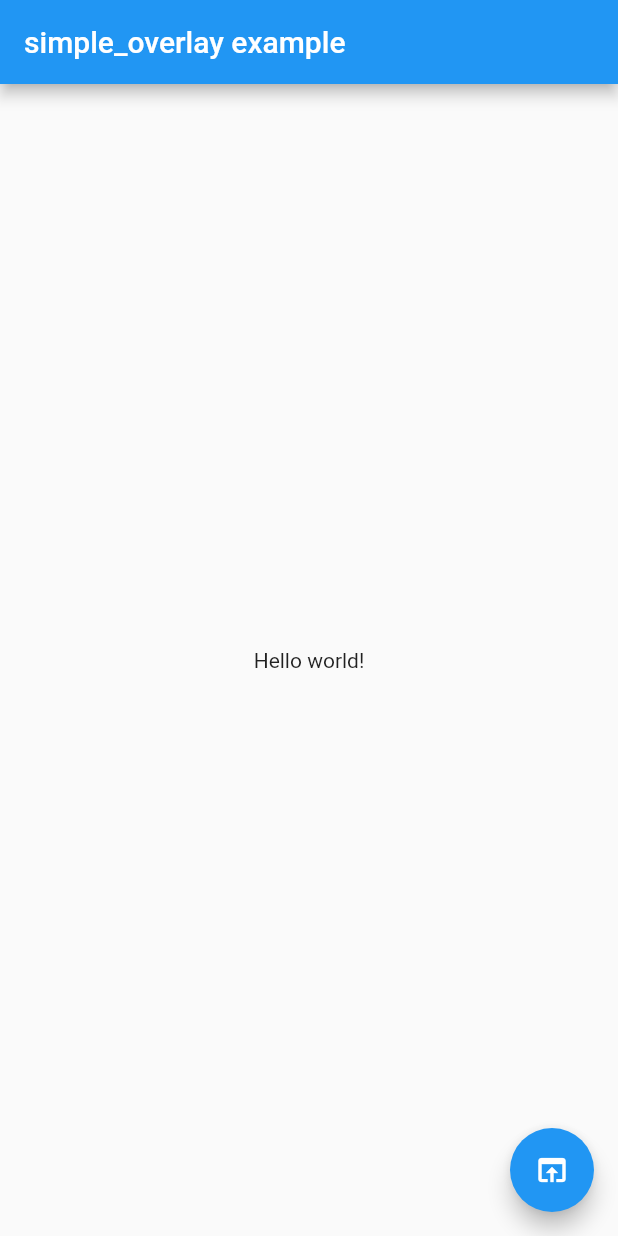
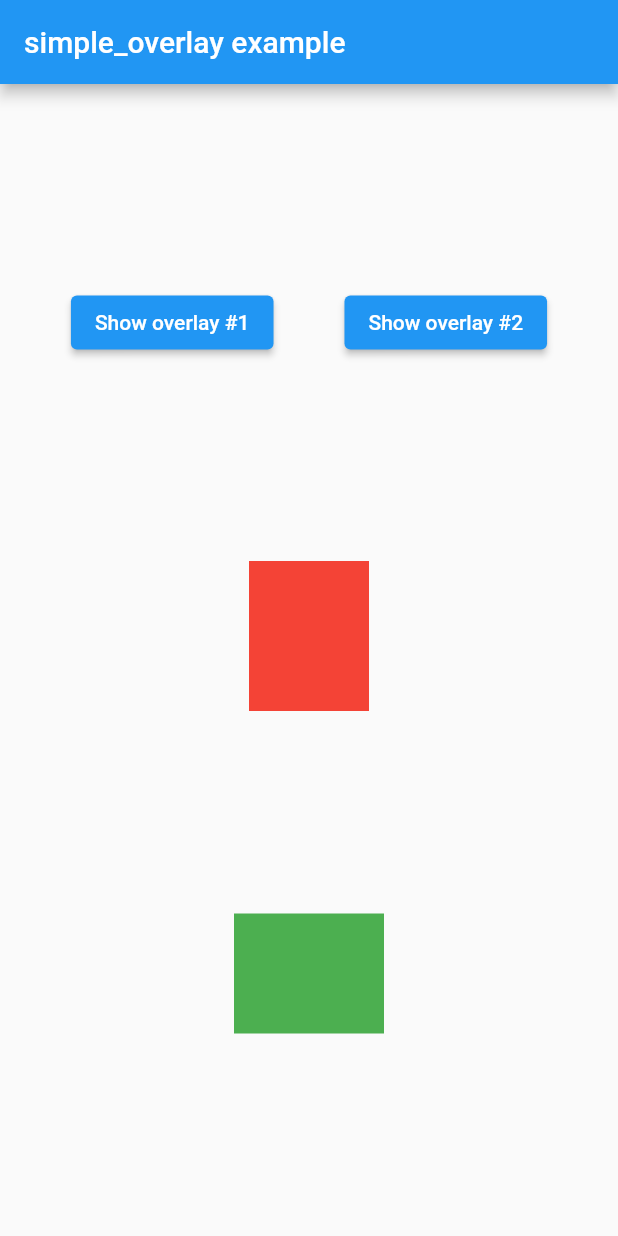
Before and after one commit to eduardoazvd17/simple_overlay, a Flutter app: the screen it shows after launch, on a phone screen of 412 x 824 dp. Run offline on Flutter 3.47's test engine with Material 2 defaults, Android fonts, the phone set to English and light mode, and no system bars.

Commit message:
Adding dispose to avoid duplicated overlays

```diff
--- a/example/lib/main.dart
+++ b/example/lib/main.dart
@@ -2,55 +2,97 @@ import 'package:flutter/material.dart';
 import 'package:simple_overlay/simple_overlay.dart';
 
 void main() {
-  runApp(const App());
-}
-
-class App extends StatelessWidget {
-  const App({Key? key}) : super(key: key);
-
-  @override
-  Widget build(BuildContext context) {
-    return MaterialApp(home: HomePage());
-  }
+  runApp(MaterialApp(home: HomePage()));
 }
 
 class HomePage extends StatelessWidget {
   HomePage({Key? key}) : super(key: key);
-  final overlayController = SimpleOverlayController();
+  final overlayController1 = SimpleOverlayController();
+  final overlayController2 = SimpleOverlayController();
 
   @override
   Widget build(BuildContext context) {
     return Scaffold(
       appBar: AppBar(title: const Text('simple_overlay example')),
-      body: Center(
-        child: SimpleOverlayWidget(
-          context: context,
-          controller: overlayController,
-          hideOnTapOutside: false,
-          position: SimpleOverlayPosition(top: 0, right: 0),
-          overlayWidget: _overlayWidget,
-          child: const Text('Hello world!'),
-        ),
-      ),
-      floatingActionButton: FloatingActionButton(
-        onPressed: overlayController.show,
-        child: const Icon(Icons.open_in_browser),
+      body: Column(
+        mainAxisAlignment: MainAxisAlignment.spaceEvenly,
+        crossAxisAlignment: CrossAxisAlignment.center,
+        children: [
+          Row(
+            mainAxisAlignment: MainAxisAlignment.spaceEvenly,
+            children: [
+              ElevatedButton(
+                onPressed: overlayController1.show,
+                child: const Text('Show overlay #1'),
+              ),
+              ElevatedButton(
+                onPressed: overlayController2.show,
+                child: const Text('Show overlay #2'),
+              ),
+            ],
+          ),
+          SimpleOverlayWidget(
+            context: context,
+            controller: overlayController1,
+            hideOnTapOutside: false,
+            position: SimpleOverlayPosition.topLeft(),
+            overlayWidget: _overlayWidget1,
+            child: Container(
+              height: 100,
+              width: 80,
+              color: Colors.red,
+            ),
+          ),
+          SimpleOverlayWidget(
+            context: context,
+            controller: overlayController2,
+            hideOnTapOutside: false,
+            position: SimpleOverlayPosition.topRight(),
+            overlayWidget: _overlayWidget2,
+            child: Container(
+              height: 80,
+              width: 100,
+              color: Colors.green,
+            ),
+          ),
+        ],
       ),
     );
   }
 
-  Widget get _overlayWidget {
+  Widget get _overlayWidget1 {
     return Card(
       elevation: 8.0,
       child: Padding(
         padding: const EdgeInsets.all(10),
         child: Row(
           children: [
-            const Text('simple_overlay'),
+            const Text('Overlay #1'),
             Padding(
               padding: const EdgeInsets.all(5.0),
               child: InkWell(
-                onTap: overlayController.hide,
+                onTap: overlayController1.hide,
+                child: const Icon(Icons.close),
+              ),
+            ),
+          ],
+        ),
+      ),
+    );
+  }
+
+  Widget get _overlayWidget2 {
+    return Card(
+      elevation: 8.0,
+      child: Padding(
+        padding: const EdgeInsets.all(10),
+        child: Row(
+          children: [
+            const Text('Overlay #2'),
+            Padding(
+              padding: const EdgeInsets.all(5.0),
+              child: InkWell(
+                onTap: overlayController2.hide,
                 child: const Icon(Icons.close),
               ),
             ),
--- a/lib/models/simple_overlay_position.dart
+++ b/lib/models/simple_overlay_position.dart
@@ -10,4 +10,58 @@ class SimpleOverlayPosition {
     this.right,
     this.bottom,
   });
+
+  factory SimpleOverlayPosition.topLeft({
+    double? top,
+    double? left,
+  }) {
+    return SimpleOverlayPosition(
+      top: top ?? 0,
+      left: left ?? 0,
+    );
+  }
+
+  factory SimpleOverlayPosition.topRight({
+    double? top,
+    double? right,
+  }) {
+    return SimpleOverlayPosition(
+      top: top ?? 0,
+      right: right ?? 0,
+    );
+  }
+
+  factory SimpleOverlayPosition.bottomLeft({
+    double? bottom,
+    double? left,
+  }) {
+    return SimpleOverlayPosition(
+      bottom: bottom ?? 0,
+      left: left ?? 0,
+    );
+  }
+
+  factory SimpleOverlayPosition.bottomRight({
+    double? bottom,
+    double? right,
+  }) {
+    return SimpleOverlayPosition(
+      bottom: bottom ?? 0,
+      right: right ?? 0,
+    );
+  }
+
+  factory SimpleOverlayPosition.custom({
+    double? top,
+    double? left,
+    double? right,
+    double? bottom,
+  }) {
+    return SimpleOverlayPosition(
+      top: top,
+      left: left,
+      right: right,
+      bottom: bottom,
+    );
+  }
 }
--- a/lib/widgets/simple_overlay_widget.dart
+++ b/lib/widgets/simple_overlay_widget.dart
@@ -3,11 +3,11 @@ import 'package:simple_overlay/controllers/simple_overlay_controller.dart';
 
 import '../models/simple_overlay_position.dart';
 
-class SimpleOverlayWidget extends StatelessWidget {
+class SimpleOverlayWidget extends StatefulWidget {
   final BuildContext context;
   final SimpleOverlayController controller;
   final Widget child;
-  final SimpleOverlayPosition? position;
+  final SimpleOverlayPosition position;
   final Widget overlayWidget;
   final bool hideOnTapOutside;
 
@@ -16,23 +16,28 @@ class SimpleOverlayWidget extends StatelessWidget {
     required this.context,
     required this.controller,
     required this.child,
-    this.position,
+    required this.position,
     required this.overlayWidget,
     this.hideOnTapOutside = false,
   });
 
   @override
+  State<SimpleOverlayWidget> createState() => _SimpleOverlayWidgetState();
+}
+
+class _SimpleOverlayWidgetState extends State<SimpleOverlayWidget> {
+  @override
   Widget build(BuildContext context) {
     WidgetsBinding.instance.addPostFrameCallback((_) {
-      OverlayState? state = _buildOverlayState(context);
-      OverlayEntry? entry = _buildOverlayEntry(
+      OverlayState state = _buildOverlayState(context);
+      OverlayEntry entry = _buildOverlayEntry(
         context: context,
-        overlayWidget: overlayWidget,
-        hideOnTapOutside: hideOnTapOutside,
+        overlayWidget: widget.overlayWidget,
+        hideOnTapOutside: widget.hideOnTapOutside,
       );
 
-      controller.state.addListener(() {
-        if (controller.state.value) {
+      widget.controller.state.addListener(() {
+        if (widget.controller.state.value) {
           _showOverlay(state, entry);
         } else {
           _hideOverlay(entry);
@@ -40,15 +45,15 @@ class SimpleOverlayWidget extends StatelessWidget {
       });
     });
 
-    return child;
+    return widget.child;
   }
 
-  void _showOverlay(OverlayState? state, OverlayEntry? entry) {
-    if (state != null && entry != null) state.insert(entry);
+  void _showOverlay(OverlayState state, OverlayEntry entry) {
+    state.insert(entry);
   }
 
-  void _hideOverlay(OverlayEntry? entry) {
-    if (entry != null) entry.remove();
+  void _hideOverlay(OverlayEntry entry) {
+    entry.remove();
   }
 
   OverlayState _buildOverlayState(BuildContext context) {
@@ -60,8 +65,7 @@ class SimpleOverlayWidget extends StatelessWidget {
     required Widget overlayWidget,
     required bool hideOnTapOutside,
   }) {
-    final RenderBox? renderBox = (context.findRenderObject() ??
-        this.context.findRenderObject()) as RenderBox?;
+    final RenderBox? renderBox = context.findRenderObject() as RenderBox?;
     assert(renderBox != null);
 
     final Size size = renderBox!.size;
@@ -71,25 +75,31 @@ class SimpleOverlayWidget extends StatelessWidget {
       return Stack(
         children: [
           GestureDetector(
-            onTap: hideOnTapOutside ? () => controller.hide() : null,
+            onTap: hideOnTapOutside ? widget.controller.hide : null,
           ),
           Positioned(
-            top: position?.bottom != null
-                ? offset.dy + size.height - (position!.bottom! * 10)
-                : position?.bottom,
-            left: position?.right != null
-                ? offset.dx + size.width - (position!.right! * 10)
-                : position?.right,
-            bottom: position?.top != null
-                ? offset.dy - size.height - (position!.top! * 10)
-                : position?.top,
-            right: position?.left != null
-                ? offset.dx + size.width - (position!.left! * 10)
-                : position?.left,
+            top: widget.position.bottom != null
+                ? (offset.dy + size.height) - (widget.position.bottom!)
+                : null,
+            left: widget.position.right != null
+                ? (offset.dx + size.width) - (widget.position.right!)
+                : null,
+            bottom: widget.position.top != null
+                ? (offset.dy - size.height) - (widget.position.top!)
+                : null,
+            right: widget.position.left != null
+                ? (offset.dx + size.width) - (widget.position.left!)
+                : null,
             child: overlayWidget,
           ),
         ],
       );
     });
   }
+
+  @override
+  void dispose() {
+    widget.controller.state.dispose();
+    super.dispose();
+  }
 }
```
